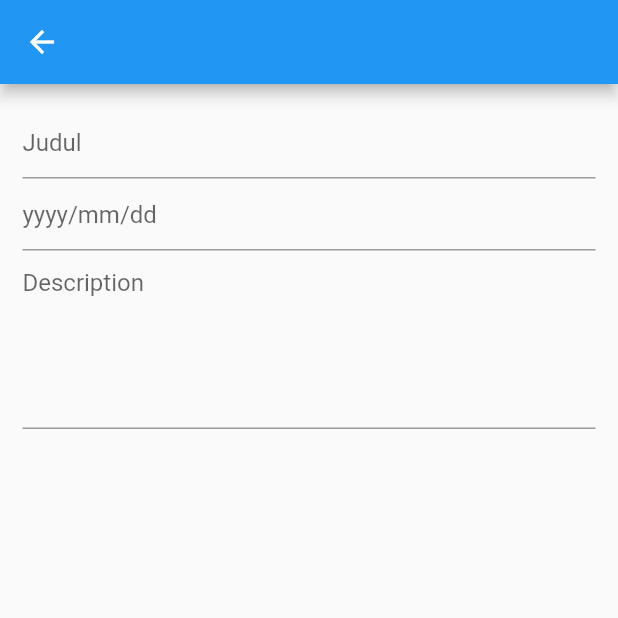
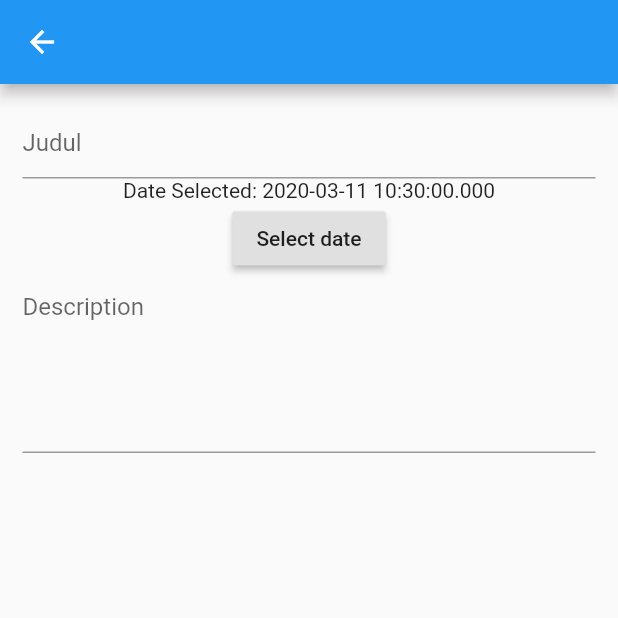
Before and after one commit to arnandwika/project1Hybrid, a Flutter app: the Tambah screen opened directly, on a phone screen of 412 x 824 dp, the top half of it. Run offline on Flutter 3.47's test engine with Material 2 defaults, Android fonts, the phone set to English and light mode, and no system bars; network calls fail.

Commit message:
datepicker (masih salah)

```diff
--- a/project1/lib/main.dart
+++ b/project1/lib/main.dart
@@ -105,6 +105,9 @@ class Tambah extends StatelessWidget{
         firstDate: new DateTime(2010),
         lastDate: new DateTime(2030)
     );
+    if(picked != null && picked != _date){
+      print("Date Selected: ${_date.toString()}");
+    }
   }
 
   @override
@@ -120,10 +123,10 @@ class Tambah extends StatelessWidget{
                 hintText:"Judul",
               ),
             ),
-            new TextField(
-              decoration: InputDecoration(
-                hintText: "yyyy/mm/dd",
-              ),
+            new Text('Date Selected: ${_date.toString()}'),
+            new RaisedButton(
+              child: new Text('Select date'),
+                onPressed: (){_selectDate(context);}
             ),
             new TextField(
               maxLines: 5,
```
